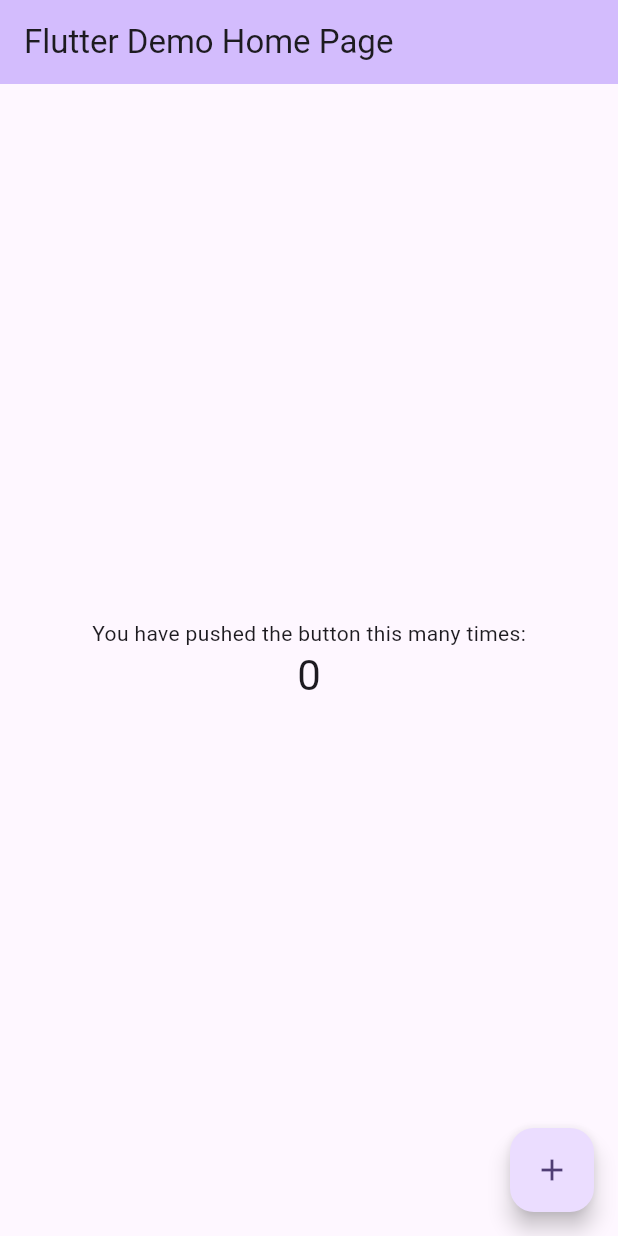
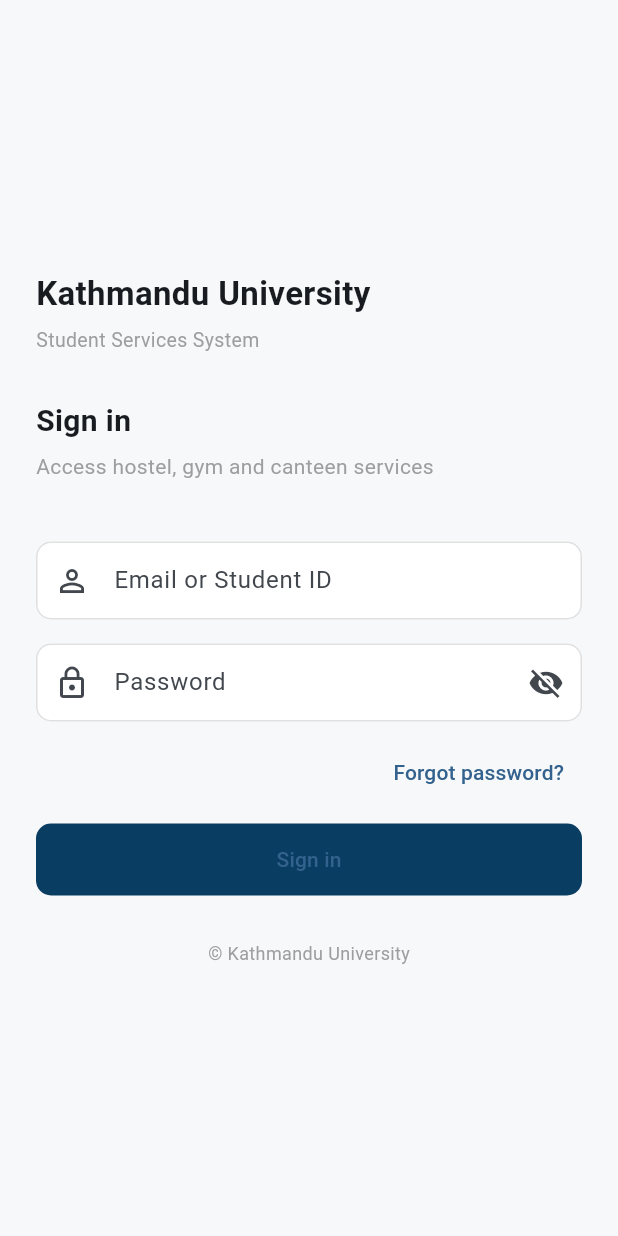
Before and after one commit to Lobic23/hostemms_f, a Flutter app: the screen it shows after launch, on a phone screen of 412 x 824 dp. Run offline on Flutter 3.47's test engine with Material 3 defaults, Android fonts, the phone set to English and light mode, and no system bars.

Commit message:
login page start

```diff
--- /dev/null
+++ b/lib/home_page.dart
@@ -0,0 +1,41 @@
+import 'package:flutter/material.dart';
+
+class HomePage extends StatelessWidget {
+  final Map<String, dynamic> user;
+
+  const HomePage({super.key, required this.user});
+
+  @override
+  Widget build(BuildContext context) {
+    return Scaffold(
+      appBar: AppBar(title: const Text("Student Dashboard")),
+      body: Padding(
+        padding: const EdgeInsets.all(16),
+        child: Card(
+          elevation: 0,
+          child: Padding(
+            padding: const EdgeInsets.all(16),
+            child: Column(
+              crossAxisAlignment: CrossAxisAlignment.start,
+              children: [
+                const Text(
+                  "User Information",
+                  style: TextStyle(fontSize: 18, fontWeight: FontWeight.w600),
+                ),
+                const SizedBox(height: 16),
+
+                Text("Name: ${user["name"]}"),
+                Text("Email: ${user["email"]}"),
+                Text("Role: ${user["role"]}"),
+                Text("User ID: ${user["id"]}"),
+                Text("Created At: ${user["createdAt"]}"),
+
+                const SizedBox(height: 20),
+              ],
+            ),
+          ),
+        ),
+      ),
+    );
+  }
+}
--- /dev/null
+++ b/lib/login_page.dart
@@ -0,0 +1,223 @@
+import 'package:flutter/material.dart';
+import 'dart:convert';
+import 'package:http/http.dart' as http;
+
+import 'home_page.dart';
+
+class LoginPage extends StatelessWidget {
+  const LoginPage({super.key});
+
+  @override
+  Widget build(BuildContext context) {
+    return Scaffold(
+      body: Center(
+        child: SingleChildScrollView(
+          padding: const EdgeInsets.symmetric(horizontal: 24),
+          child: ConstrainedBox(
+            constraints: const BoxConstraints(maxWidth: 420),
+            child: Column(
+              crossAxisAlignment: CrossAxisAlignment.start,
+              children: const [
+                LoginHeader(),
+                SizedBox(height: 40),
+                LoginForm(),
+                SizedBox(height: 30),
+                LoginFooter(),
+              ],
+            ),
+          ),
+        ),
+      ),
+    );
+  }
+}
+
+class LoginHeader extends StatelessWidget {
+  const LoginHeader({super.key});
+
+  @override
+  Widget build(BuildContext context) {
+    return Column(
+      crossAxisAlignment: CrossAxisAlignment.start,
+      children: const [
+        Text(
+          "Kathmandu University",
+          style: TextStyle(fontSize: 22, fontWeight: FontWeight.w700),
+        ),
+        SizedBox(height: 6),
+        Text(
+          "Student Services System",
+          style: TextStyle(fontSize: 13, color: Colors.grey),
+        ),
+        SizedBox(height: 30),
+        Text(
+          "Sign in",
+          style: TextStyle(fontSize: 20, fontWeight: FontWeight.w600),
+        ),
+        SizedBox(height: 6),
+        Text(
+          "Access hostel, gym and canteen services",
+          style: TextStyle(color: Colors.grey),
+        ),
+      ],
+    );
+  }
+}
+
+class LoginForm extends StatefulWidget {
+  const LoginForm({super.key});
+  @override
+  State<LoginForm> createState() => _LoginFormState();
+}
+
+class _LoginFormState extends State<LoginForm> {
+  final emailController = TextEditingController();
+  final passwordController = TextEditingController();
+
+  bool isLoading = false;
+
+  Future<void> login() async {
+    setState(() => isLoading = true);
+
+    try {
+      final res = await http.post(
+        Uri.parse("http://localhost:8000/auth/login"),
+        headers: {"Content-Type": "application/json"},
+        body: jsonEncode({
+          "email": emailController.text.trim(),
+          "password": passwordController.text.trim(),
+        }),
+      );
+
+      final data = jsonDecode(res.body);
+
+      if (res.statusCode != 200) {
+        throw Exception(data["message"] ?? "Login failed");
+      }
+
+      // Student-only check
+      if (data["user"]["role"] != "student") {
+        throw Exception("Only students can login here");
+      }
+
+      final accessToken = data["accessToken"];
+      final refreshToken = data["refreshToken"];
+
+      final user = data["user"];
+
+      Navigator.pushReplacement(
+        context,
+        MaterialPageRoute(builder: (_) => HomePage(user: user)),
+      );
+    } catch (e) {
+      ScaffoldMessenger.of(
+        context,
+      ).showSnackBar(SnackBar(content: Text(e.toString())));
+    } finally {
+      setState(() => isLoading = false);
+    }
+  }
+
+  @override
+  Widget build(BuildContext context) {
+    return Column(
+      children: [
+        CustomTextField(
+          label: "Email or Student ID",
+          icon: Icons.person_outline,
+          controller: emailController,
+        ),
+        const SizedBox(height: 16),
+        CustomTextField(
+          label: "Password",
+          icon: Icons.lock_outline,
+          isPassword: true,
+          controller: passwordController,
+        ),
+        const SizedBox(height: 10),
+        Align(
+          alignment: Alignment.centerRight,
+          child: TextButton(
+            onPressed: () {},
+            child: const Text("Forgot password?"),
+          ),
+        ),
+        const SizedBox(height: 10),
+        SizedBox(
+          width: double.infinity,
+          height: 48,
+          child: ElevatedButton(
+            onPressed: isLoading ? null : login,
+            child: isLoading
+                ? const SizedBox(
+                    height: 20,
+                    width: 20,
+                    child: CircularProgressIndicator(strokeWidth: 2),
+                  )
+                : const Text("Sign in"),
+          ),
+        ),
+      ],
+    );
+  }
+}
+
+class CustomTextField extends StatefulWidget {
+  final String label;
+  final IconData icon;
+  final bool isPassword;
+  final TextEditingController? controller;
+
+  const CustomTextField({
+    super.key,
+    required this.label,
+    required this.icon,
+    this.isPassword = false,
+    this.controller,
+  });
+
+  @override
+  State<CustomTextField> createState() => _CustomTextFieldState();
+}
+
+class _CustomTextFieldState extends State<CustomTextField> {
+  bool _obscureText = true;
+
+  @override
+  Widget build(BuildContext context) {
+    return TextField(
+      controller: widget.controller,
+      obscureText: widget.isPassword ? _obscureText : false,
+      decoration: InputDecoration(
+        labelText: widget.label,
+        prefixIcon: Icon(widget.icon),
+        suffixIcon: widget.isPassword
+            ? IconButton(
+                icon: Icon(
+                  _obscureText ? Icons.visibility_off : Icons.visibility,
+                ),
+                onPressed: () {
+                  setState(() {
+                    _obscureText = !_obscureText;
+                  });
+                },
+              )
+            : null,
+      ),
+    );
+  }
+}
+
+class LoginFooter extends StatelessWidget {
+  const LoginFooter({super.key});
+
+  @override
+  Widget build(BuildContext context) {
+    return Center(
+      child: Text(
+        "© Kathmandu University",
+        style: TextStyle(color: Colors.grey.shade500, fontSize: 12),
+      ),
+    );
+  }
+}
--- a/lib/main.dart
+++ b/lib/main.dart
@@ -1,4 +1,6 @@
 import 'package:flutter/material.dart';
+
+import 'login_page.dart';
 
 void main() {
   runApp(const MyApp());
@@ -7,116 +9,48 @@
 class MyApp extends StatelessWidget {
   const MyApp({super.key});
 
-  // This widget is the root of your application.
   @override
   Widget build(BuildContext context) {
     return MaterialApp(
-      title: 'Flutter Demo',
-      theme: ThemeData(
-        // This is the theme of your application.
-        //
-        // TRY THIS: Try running your application with "flutter run". You'll see
-        // the application has a purple toolbar. Then, without quitting the app,
-        // try changing the seedColor in the colorScheme below to Colors.green
-        // and then invoke "hot reload" (save your changes or press the "hot
-        // reload" button in a Flutter-supported IDE, or press "r" if you used
-        // the command line to start the app).
-        //
-        // Notice that the counter didn't reset back to zero; the application
-        // state is not lost during the reload. To reset the state, use hot
-        // restart instead.
-        //
-        // This works for code too, not just values: Most code changes can be
-        // tested with just a hot reload.
-        colorScheme: ColorScheme.fromSeed(seedColor: Colors.deepPurple),
-      ),
-      home: const MyHomePage(title: 'Flutter Demo Home Page'),
+      debugShowCheckedModeBanner: false,
+      title: 'KU Student System',
+      theme: AppTheme.light,
+      home: const LoginPage(),
     );
   }
 }
 
-class MyHomePage extends StatefulWidget {
-  const MyHomePage({super.key, required this.title});
-
-  // This widget is the home page of your application. It is stateful, meaning
-  // that it has a State object (defined below) that contains fields that affect
-  // how it looks.
-
-  // This class is the configuration for the state. It holds the values (in this
-  // case the title) provided by the parent (in this case the App widget) and
-  // used by the build method of the State. Fields in a Widget subclass are
-  // always marked "final".
-
-  final String title;
-
-  @override
-  State<MyHomePage> createState() => _MyHomePageState();
+class AppTheme {
+  static final ThemeData light = ThemeData(
+    scaffoldBackgroundColor: const Color(0xFFF7F8FA),
+    primaryColor: const Color(0xFF0A3D62),
+    colorScheme: ColorScheme.fromSeed(
+      seedColor: const Color(0xFF0A3D62),
+      brightness: Brightness.light,
+    ),
+    inputDecorationTheme: InputDecorationTheme(
+      filled: true,
+      fillColor: Colors.white,
+      contentPadding: const EdgeInsets.symmetric(horizontal: 16, vertical: 14),
+      border: OutlineInputBorder(
+        borderRadius: BorderRadius.circular(10),
+        borderSide: BorderSide.none,
+      ),
+      enabledBorder: OutlineInputBorder(
+        borderRadius: BorderRadius.circular(10),
+        borderSide: const BorderSide(color: Color(0xFFE0E0E0)),
+      ),
+      focusedBorder: OutlineInputBorder(
+        borderRadius: BorderRadius.circular(10),
+        borderSide: const BorderSide(color: Color(0xFF0A3D62)),
+      ),
+    ),
+    elevatedButtonTheme: ElevatedButtonThemeData(
+      style: ElevatedButton.styleFrom(
+        elevation: 0,
+        backgroundColor: const Color(0xFF0A3D62),
+        shape: RoundedRectangleBorder(borderRadius: BorderRadius.circular(10)),
+      ),
+    ),
+  );
 }
-
-class _MyHomePageState extends State<MyHomePage> {
-  int _counter = 0;
-
-  void _incrementCounter() {
-    setState(() {
-      // This call to setState tells the Flutter framework that something has
-      // changed in this State, which causes it to rerun the build method below
-      // so that the display can reflect the updated values. If we changed
-      // _counter without calling setState(), then the build method would not be
-      // called again, and so nothing would appear to happen.
-      _counter++;
-    });
-  }
-
-  @override
-  Widget build(BuildContext context) {
-    // This method is rerun every time setState is called, for instance as done
-    // by the _incrementCounter method above.
-    //
-    // The Flutter framework has been optimized to make rerunning build methods
-    // fast, so that you can just rebuild anything that needs updating rather
-    // than having to individually change instances of widgets.
-    return Scaffold(
-      appBar: AppBar(
-        // TRY THIS: Try changing the color here to a specific color (to
-        // Colors.amber, perhaps?) and trigger a hot reload to see the AppBar
-        // change color while the other colors stay the same.
-        backgroundColor: Theme.of(context).colorScheme.inversePrimary,
-        // Here we take the value from the MyHomePage object that was created by
-        // the App.build method, and use it to set our appbar title.
-        title: Text(widget.title),
-      ),
-      body: Center(
-        // Center is a layout widget. It takes a single child and positions it
-        // in the middle of the parent.
-        child: Column(
-          // Column is also a layout widget. It takes a list of children and
-          // arranges them vertically. By default, it sizes itself to fit its
-          // children horizontally, and tries to be as tall as its parent.
-          //
-          // Column has various properties to control how it sizes itself and
-          // how it positions its children. Here we use mainAxisAlignment to
-          // center the children vertically; the main axis here is the vertical
-          // axis because Columns are vertical (the cross axis would be
-          // horizontal).
-          //
-          // TRY THIS: Invoke "debug painting" (choose the "Toggle Debug Paint"
-          // action in the IDE, or press "p" in the console), to see the
-          // wireframe for each widget.
-          mainAxisAlignment: MainAxisAlignment.center,
-          children: <Widget>[
-            const Text('You have pushed the button this many times:'),
-            Text(
-              '$_counter',
-              style: Theme.of(context).textTheme.headlineMedium,
-            ),
-          ],
-        ),
-      ),
-      floatingActionButton: FloatingActionButton(
-        onPressed: _incrementCounter,
-        tooltip: 'Increment',
-        child: const Icon(Icons.add),
-      ), // This trailing comma makes auto-formatting nicer for build methods.
-    );
-  }
-}
--- a/pubspec.yaml
+++ b/pubspec.yaml
@@ -34,6 +34,7 @@
   # The following adds the Cupertino Icons font to your application.
   # Use with the CupertinoIcons class for iOS style icons.
   cupertino_icons: ^1.0.8
+  http: ^1.6.0
 
 dev_dependencies:
   flutter_test:
```
Also changed, not shown: pubspec.lock.
